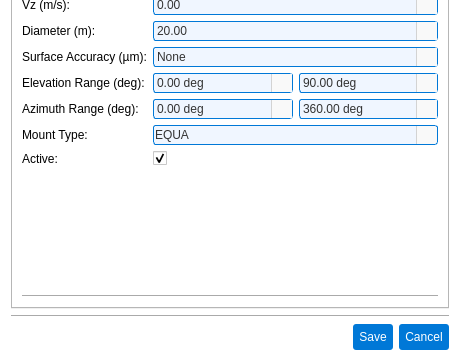
Before: the Qt Designer form pastrocore/gui_pyside/dialog_editor_telescope.ui in Torward1024/pAstroCORE, drawn with Qt 5; both pictures show x 0 to 460 and y 229 to 590 of the 460 by 590 pixel window.
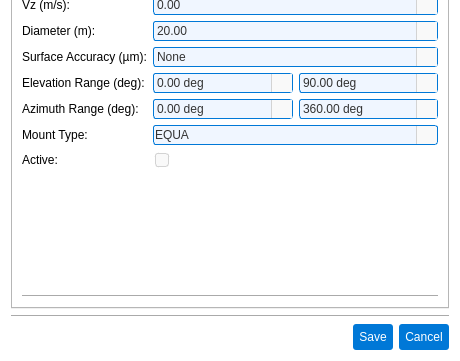
After: the same form once the commit is applied. Icons and pictures are not drawn.

```diff
--- a/pastrocore/gui_pyside/dialog_editor_telescope.ui
+++ b/pastrocore/gui_pyside/dialog_editor_telescope.ui
@@ -1372,6 +1372,85 @@
          </item>
          <item row="13" column="1">
           <widget class="QCheckBox" name="isActiveCheckBox">
+           <property name="styleSheet">
+            <string notr="true">/* Основной стиль QCheckBox */
+QCheckBox {
+    font-family: Arial;
+    font-size: 9pt;
+    color: #333333;
+    spacing: 6px;
+    padding: 2px;
+    outline: none;
+}
+
+QCheckBox::item {
+    padding: 2px;
+}
+
+/* Индикатор чекбокса */
+QCheckBox::indicator {
+    width: 12px;
+    height: 12px;
+    border-radius: 3px;
+    border: 1px solid #d3d3d3;
+    background-color: #f9f9f9;
+}
+
+/* Unchecked состояние */
+QCheckBox::indicator:unchecked {
+    border: 1px solid #d3d3d3;
+    background-color: #f9f9f9;
+    image: none;
+}
+
+QCheckBox::indicator:unchecked:hover {
+    border: 1px solid #1a8cff;
+    background-color: #f0f6ff;
+    image: none;
+}
+
+QCheckBox::indicator:unchecked:focus {
+    border: 1px solid #005bb5;
+    background-color: #f0f6ff;
+    image: none;
+}
+
+/* Checked состояние - БЕЛЫЙ ФОН, стандартная граница */
+QCheckBox::indicator:checked {
+    border: 1px solid #0078d7;
+    background-color: #ffffff; /* Белый фон */
+    image: url(:/icons/check_icon.svg);
+}
+
+QCheckBox::indicator:checked:hover {
+    border: 1px solid #1a8cff; /* Стандартная толщина */
+    background-color: #ffffff; /* Белый фон */
+    image: url(:/icons/check_icon_hover.svg);
+}
+
+QCheckBox::indicator:checked:focus {
+    border: 1px solid #005bb5; /* Стандартная толщина */
+    background-color: #ffffff; /* Белый фон */
+    image: url(:/icons/check_icon.svg);
+}
+
+/* Disabled состояния */
+QCheckBox::indicator:unchecked:disabled {
+    border: 1px solid #e0e0e0;
+    background-color: #f5f5f5;
+    image: none;
+}
+
+QCheckBox::indicator:checked:disabled {
+    border: 1px solid #cccccc;
+    background-color: #f0f0f0; /* Светло-серый фон */
+    image: url(:/icons/check_icon_disabled.svg);
+}
+
+QCheckBox:disabled {
+    color: #999999;
+}</string>
+           </property>
            <property name="checked">
             <bool>true</bool>
            </property>
```
